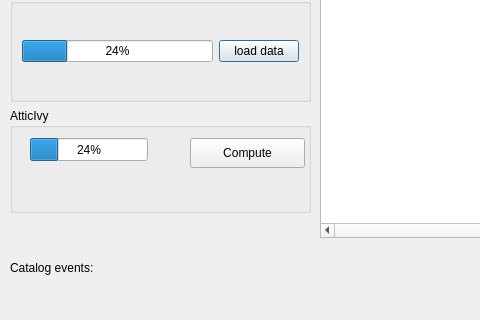
The window that mt_seismicsource/ui_seismicsource.ui (feuchner/seismicsource-toolkit) describes before a commit, drawn with Qt 5; both pictures show x 0 to 480 and y 123 to 443 of the 815 by 849 pixel window.
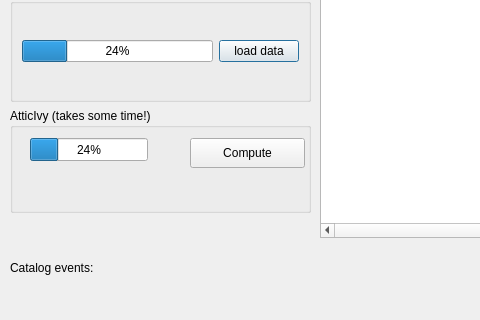
The same window after the commit. Custom widgets are drawn as their Qt base class.

Commit message: read activity values from AtticIvy result file

The edit to the form file:
```diff
--- a/mt_seismicsource/ui_seismicsource.ui
+++ b/mt_seismicsource/ui_seismicsource.ui
@@ -137,7 +137,7 @@
      <item>
       <widget class="QGroupBox" name="groupBoxAtticIvy">
        <property name="title">
-        <string>AtticIvy</string>
+        <string>AtticIvy (takes some time!)</string>
        </property>
        <widget class="QPushButton" name="btnAtticIvy">
         <property name="geometry">
```
The commit also changes 2 other files.
